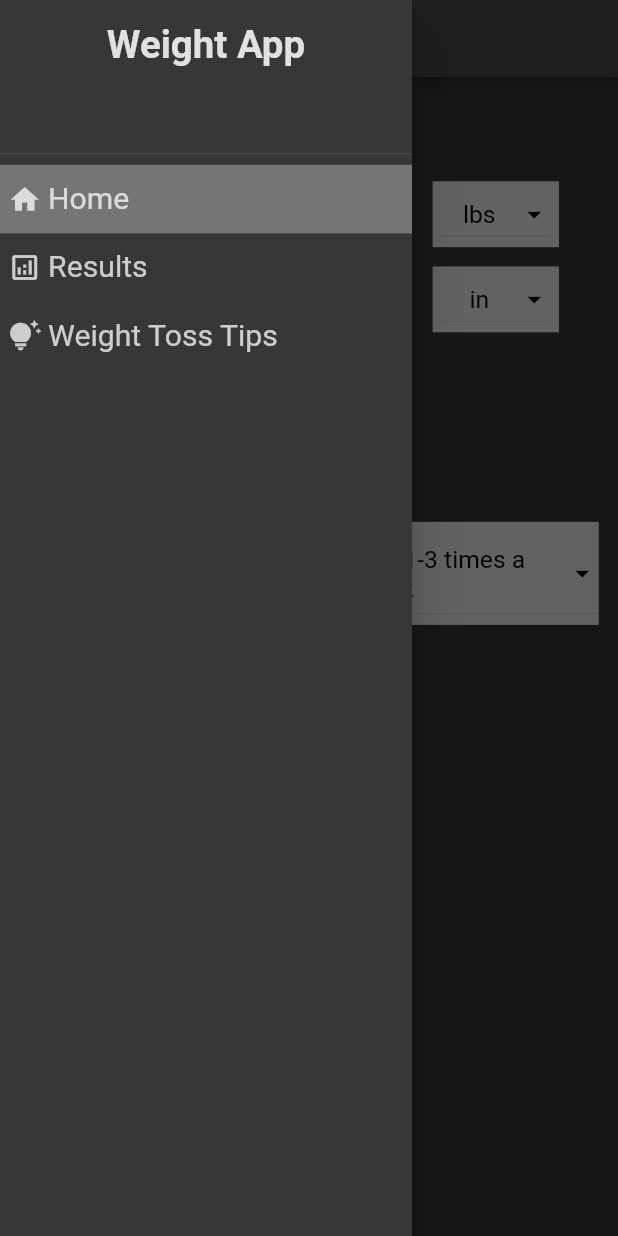
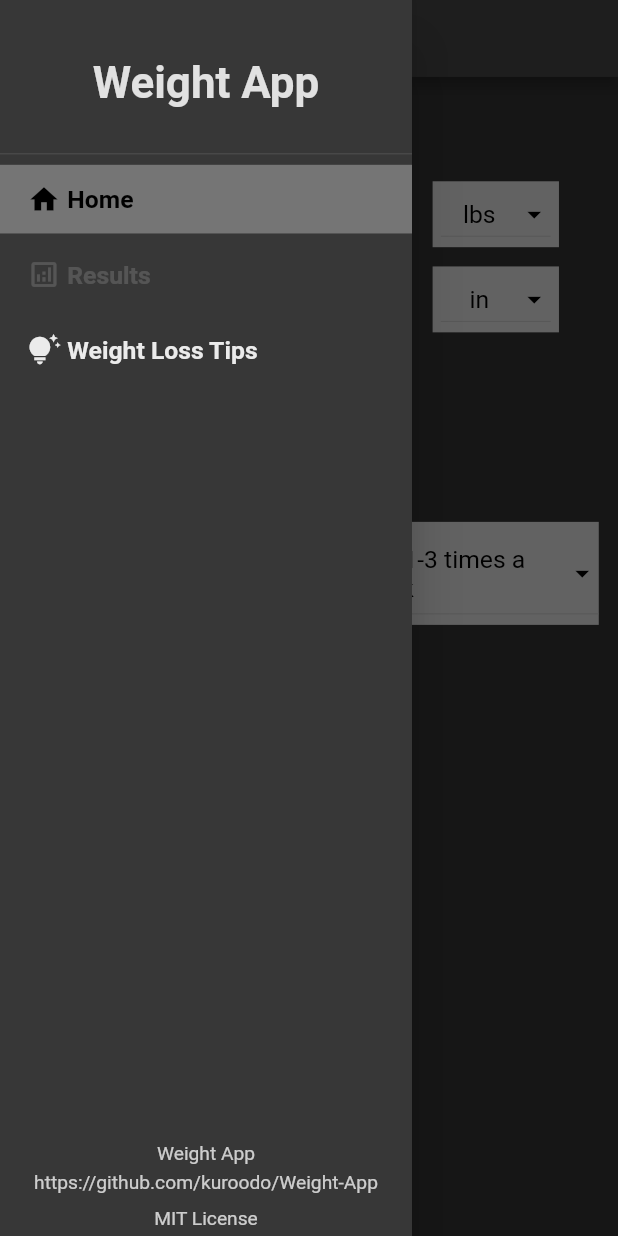
Before and after one commit to kuroodo/Weight-App, a Flutter app: the screen it shows after launch, with the side drawer open, on a phone screen of 412 x 824 dp. Run offline on Flutter 3.47's test engine with Material 2 defaults, Android fonts, the phone set to English and light mode, and no system bars; drawn by our look-alikes of dropdown_button2; our stand-ins replace flutter_riverpod, responsive_framework; missing offline and left inert: desktop_window, flutter_side_menu.

Commit message:
Adjust NavDrawer styling, add footer, and move Footer to own file

```diff
--- /dev/null
+++ b/lib/widgets/navigation/footer.dart
@@ -0,0 +1,37 @@
+import 'package:flutter/material.dart';
+
+class Footer extends StatelessWidget {
+  const Footer({super.key});
+
+  @override
+  Widget build(BuildContext context) {
+    TextStyle style = TextStyle(
+        color: Theme.of(context).textTheme.titleLarge!.color!.withOpacity(.75));
+    return Column(
+      mainAxisAlignment: MainAxisAlignment.end,
+      crossAxisAlignment: CrossAxisAlignment.center,
+      children: [
+        Text(
+          "Weight App",
+          style: style,
+          textAlign: TextAlign.center,
+        ),
+        Padding(
+          padding: const EdgeInsets.symmetric(vertical: 5.0),
+          child: Text(
+            "https://github.com/kuroodo/Weight-App",
+            style: style,
+            textAlign: TextAlign.center,
+          ),
+        ),
+        Padding(
+          padding: const EdgeInsets.symmetric(vertical: 5),
+          child: Text(
+            "MIT License",
+            style: style,
+          ),
+        ),
+      ],
+    );
+  }
+}
--- a/lib/widgets/navigation/nav_drawer.dart
+++ b/lib/widgets/navigation/nav_drawer.dart
@@ -2,6 +2,7 @@ import 'package:flutter/material.dart';
 import 'package:flutter_riverpod/flutter_riverpod.dart';
 import 'package:weight_app/helpers/navigation.dart';
 import 'package:weight_app/providers/form_data_provider.dart';
+import 'package:weight_app/widgets/navigation/footer.dart';
 
 class NavDrawer extends ConsumerWidget {
   const NavDrawer({super.key});
@@ -12,8 +13,10 @@ class NavDrawer extends ConsumerWidget {
     return Drawer(
       width: 300,
       backgroundColor: const Color.fromARGB(255, 55, 55, 55),
-      child: ListView(
-        padding: const EdgeInsets.all(0),
+      child: Column(
+        children: [
+          Expanded(
+            child: Column(
               children: [
                 SizedBox(
                   height: 120,
@@ -25,10 +28,11 @@ class NavDrawer extends ConsumerWidget {
                             color: Colors.transparent, width: 0),
                       ),
                     ),
+                    child: Center(
                       child: Text(
                         'Weight App',
                         style: TextStyle(
-                  fontSize: 28,
+                          fontSize: 32,
                           fontWeight: FontWeight.bold,
                           color: Theme.of(context)
                               .textTheme
@@ -36,7 +40,7 @@ class NavDrawer extends ConsumerWidget {
                               .color!
                               .withOpacity(.85),
                         ),
-                textAlign: TextAlign.center,
+                      ),
                     ),
                   ),
                 ),
@@ -62,9 +66,13 @@ class NavDrawer extends ConsumerWidget {
                 ),
                 _NavButton(
                   icon: Icons.tips_and_updates,
-            text: "Weight Toss Tips",
+                  text: "Weight Loss Tips",
                   onPressed: () => print("Results"),
                 ),
+              ],
+            ),
+          ),
+          const Footer(),
         ],
       ),
     );
@@ -87,30 +95,29 @@ class _NavButton extends StatelessWidget {
     return Container(
       color: isSelected ? Colors.grey.withOpacity(.6) : null,
       height: 50,
-      padding: const EdgeInsets.only(left: 6),
+      margin: const EdgeInsetsDirectional.only(bottom: 5),
+      //padding: const EdgeInsets.only(left: 6),
       child: InkWell(
         onTap: onPressed,
         child: Row(
           children: [
+            const SizedBox(width: 20),
             Icon(
               icon,
               size: 24,
-              color: Theme.of(context)
-                  .textTheme
-                  .titleLarge!
-                  .color!
-                  .withOpacity(.75),
+              color: isSelected
+                  ? Colors.black
+                  : Colors.white.withOpacity(onPressed == null ? .15 : .9),
             ),
             const SizedBox(width: 5),
             Text(
               text,
               style: TextStyle(
-                color: Theme.of(context)
-                    .textTheme
-                    .titleLarge!
-                    .color!
-                    .withOpacity(.75),
-                fontSize: 22,
+                color: isSelected
+                    ? Colors.black
+                    : Colors.white.withOpacity(onPressed == null ? .15 : .9),
+                fontWeight: FontWeight.bold,
+                fontSize: 18,
               ),
             )
           ],
--- a/lib/widgets/navigation/side_navigator.dart
+++ b/lib/widgets/navigation/side_navigator.dart
@@ -4,6 +4,7 @@ import 'package:flutter_side_menu/flutter_side_menu.dart';
 import 'package:responsive_framework/responsive_framework.dart';
 import 'package:weight_app/helpers/navigation.dart';
 import 'package:weight_app/providers/form_data_provider.dart';
+import 'package:weight_app/widgets/navigation/footer.dart';
 
 class SideNavigator extends ConsumerWidget {
   const SideNavigator({super.key});
@@ -65,7 +66,7 @@ class SideNavigator extends ConsumerWidget {
               : null,
         ),
         items: items,
-        footer: const _Footer(),
+        footer: const Footer(),
       ),
       backgroundColor: Theme.of(context).cardColor.withAlpha(100),
       maxWidth: 200,
@@ -106,39 +107,3 @@ class SideNavigator extends ConsumerWidget {
     );
   }
 }
-
-class _Footer extends StatelessWidget {
-  const _Footer();
-
-  @override
-  Widget build(BuildContext context) {
-    TextStyle style = TextStyle(
-        color: Theme.of(context).textTheme.titleLarge!.color!.withOpacity(.75));
-    return Column(
-      mainAxisAlignment: MainAxisAlignment.end,
-      crossAxisAlignment: CrossAxisAlignment.center,
-      children: [
-        Text(
-          "Weight App",
-          style: style,
-          textAlign: TextAlign.center,
-        ),
-        Padding(
-          padding: const EdgeInsets.symmetric(vertical: 5.0),
-          child: Text(
-            "https://github.com/kuroodo/Weight-App",
-            style: style,
-            textAlign: TextAlign.center,
-          ),
-        ),
-        Padding(
-          padding: const EdgeInsets.symmetric(vertical: 5),
-          child: Text(
-            "MIT License",
-            style: style,
-          ),
-        ),
-      ],
-    );
-  }
-}
```
Lines whose indentation alone changed are shown as unchanged.
